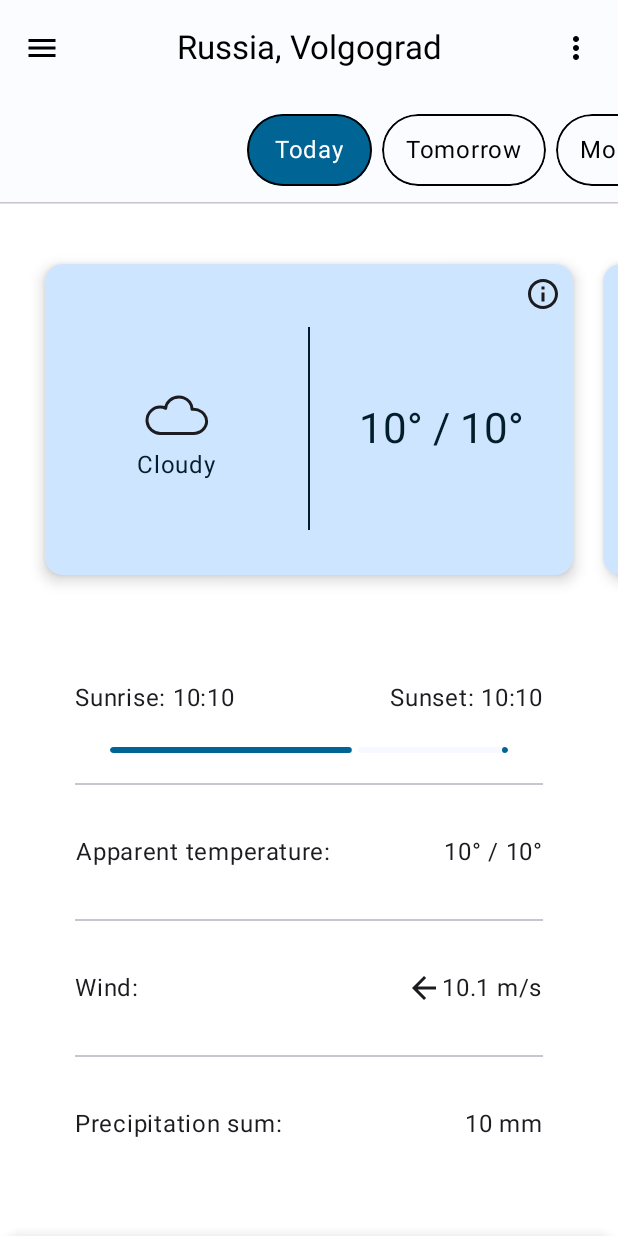
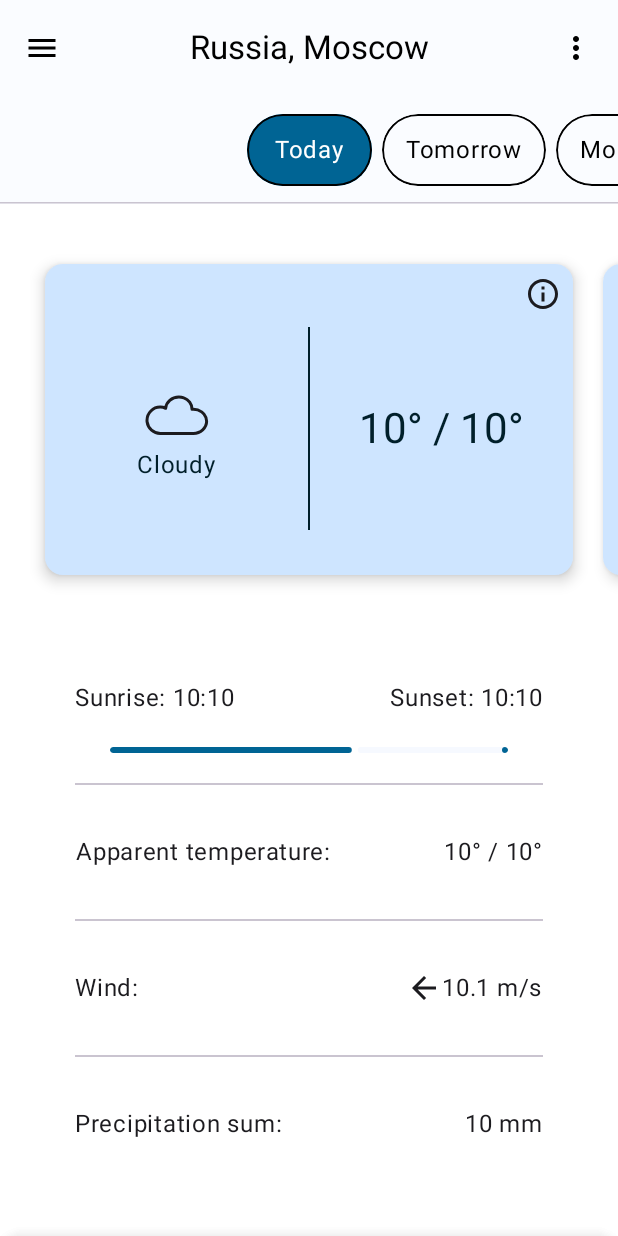
Before and after one commit to dmitLu99/ComposeWeatherApp, an Android app built with Jetpack Compose: the screen it shows after launch (MainActivity), on a phone screen of 412 x 824 dp. Run offline under Robolectric (Android 15) with nearby library versions, the phone set to English and light mode, and no system bars; our stand-ins replace accompanist.

Commit message:
добавлена возможность изменять локацию

```diff
--- /dev/null
+++ b/app/src/main/java/com/loodmeet/weatherapp/core/models/Location.kt
@@ -0,0 +1,26 @@
+package com.loodmeet.weatherapp.core.models
+
+import com.dmitLugg.weatherapp.R
+
+open class Location private constructor(
+    open val cityResId: Int,
+    open val countryResId: Int,
+    open val latitude: Double,
+    open val longitude: Double
+) : Named {
+
+    override val nameResId: Int
+        get() = cityResId
+
+    object Moscow : Location(R.string.city_moscow, R.string.country_russia, 55.75,37.62)
+    object Volgograd : Location(R.string.city_volgograd, R.string.country_russia, 48.72, 44.50)
+    object Berlin : Location(R.string.city_berlin, R.string.country_germany, 52.52,13.41)
+    object London : Location(R.string.city_london, R.string.country_england, 51.51, -0.13)
+    object Washington : Location(R.string.city_washington, R.string.country_usa, 38.90, -77.04)
+
+    companion object {
+        fun getList() = listOf(
+            Moscow, Volgograd, Berlin, London, Washington
+        )
+    }
+}
--- a/app/src/main/java/com/loodmeet/weatherapp/domain/FetchWeatherUseCase.kt
+++ b/app/src/main/java/com/loodmeet/weatherapp/domain/FetchWeatherUseCase.kt
@@ -5,6 +5,9 @@ import com.loodmeet.weatherapp.core.models.MeasurementUnit
 import com.loodmeet.weatherapp.core.models.MeasurementUnitsSet
 import com.loodmeet.weatherapp.ui.models.HourlyWeather
 import com.loodmeet.weatherapp.ui.models.Weather
+import kotlinx.coroutines.Dispatchers
+import kotlinx.coroutines.delay
+import kotlinx.coroutines.withContext
 import javax.inject.Inject
 
 class FetchWeatherUseCase @Inject constructor() {
@@ -18,8 +21,16 @@ class FetchWeatherUseCase @Inject constructor() {
         )
     }
 
-    suspend fun fetchWeather(measurementUnitsSet: MeasurementUnitsSet): Weather {
-        return  Weather(
+    suspend fun fetchWeather(measurementUnitsSet: MeasurementUnitsSet): List<Weather> =
+        withContext(Dispatchers.IO) {
+            delay(0)
+            return@withContext List(size = 7) { index ->
+                Weather(
+                    date = when (index) {
+                        0 -> "Today"
+                        1 -> "Tomorrow"
+                        else -> "Mon, 4 Sep"
+                    },
                     descriptionResId = R.string.cloudy,
                     iconResId = R.drawable.ic_sky_32,
                     temperatureMax = 10,
@@ -36,3 +47,4 @@ class FetchWeatherUseCase @Inject constructor() {
                 )
             }
         }
+}
--- a/app/src/main/java/com/loodmeet/weatherapp/ui/activity/MainActivity.kt
+++ b/app/src/main/java/com/loodmeet/weatherapp/ui/activity/MainActivity.kt
@@ -1,9 +1,11 @@
 package com.loodmeet.weatherapp.ui.activity
 
+import android.annotation.SuppressLint
 import android.os.Bundle
 import androidx.activity.ComponentActivity
 import androidx.activity.compose.setContent
 import androidx.lifecycle.viewmodel.compose.viewModel
+import com.loodmeet.weatherapp.core.utils.Config
 import com.loodmeet.weatherapp.di.MainActivityComponent
 import com.loodmeet.weatherapp.ui.navigation.AppNavHost
 import com.loodmeet.weatherapp.ui.theme.ComposeWeatherAppTheme
@@ -18,14 +20,21 @@ class MainActivity : ComponentActivity() {
 
     @Inject
     internal lateinit var mainScreenViewModelFactory: MainScreenViewModel.Factory
+
+    @SuppressLint("CoroutineCreationDuringComposition")
     override fun onCreate(savedInstanceState: Bundle?) {
         super.onCreate(savedInstanceState)
 
         setContent {
+            Config.LOG.logDebug("1")
             componentViewModel = viewModel()
             component = componentViewModel.getDaggerComponent()
             component.inject(this)
+            Config.LOG.logDebug("2")
+
             ComposeWeatherAppTheme {
+                Config.LOG.logDebug("3")
+
                 AppNavHost(mainScreenViewModelFactory = mainScreenViewModelFactory)
             }
         }
--- a/app/src/main/java/com/loodmeet/weatherapp/ui/main_screen/MainScreen.kt
+++ b/app/src/main/java/com/loodmeet/weatherapp/ui/main_screen/MainScreen.kt
@@ -34,6 +34,7 @@ import com.loodmeet.weatherapp.ui.models.MainScreenTabItem
 import com.loodmeet.weatherapp.ui.veiw_models.MainScreenViewModel
 import androidx.lifecycle.viewmodel.compose.viewModel
 import androidx.compose.ui.Alignment
+import com.loodmeet.weatherapp.core.models.Location
 import com.loodmeet.weatherapp.ui.models.Weather
 
 @Preview
@@ -41,12 +42,12 @@ import com.loodmeet.weatherapp.ui.models.Weather
 fun MainScreen(viewModel: MainScreenViewModel = viewModel()) {
 
     if (viewModel.isLoading.value) {
-        if (viewModel.weatherData.value == null) {
+        if (viewModel.weatherData.value.isEmpty()) {
             viewModel.fetchWeather()
         }
         Init()
     } else {
-        MainView(weather = viewModel.weatherData.value!!)
+        MainView(weatherList = viewModel.weatherData.value)
     }
 }
 
@@ -65,17 +66,17 @@ fun Init() = with(MaterialTheme.colorScheme) {
 
 @OptIn(ExperimentalMaterialApi::class)
 @Composable
-fun MainView(viewModel: MainScreenViewModel = viewModel(), weather: Weather) =
+fun MainView(viewModel: MainScreenViewModel = viewModel(), weatherList: List<Weather>) =
     with(MaterialTheme.colorScheme) {
 
         val tabs = listOf(
-            MainScreenTabItem("Today") { WeatherScreen(weather) },
-            MainScreenTabItem("Tomorrow") { WeatherScreen(weather) },
-            MainScreenTabItem("Mon, 3 Feb") { WeatherScreen(weather) },
-            MainScreenTabItem("Mon, 3 Feb") { WeatherScreen(weather) },
-            MainScreenTabItem("Mon, 3 Feb") { WeatherScreen(weather) },
-            MainScreenTabItem("Mon, 3 Feb") { WeatherScreen(weather) },
-            MainScreenTabItem("Mon, 3 Feb") { WeatherScreen(weather) },
+            MainScreenTabItem(weatherList[0].date) { WeatherScreen(weatherList[0]) },
+            MainScreenTabItem(weatherList[1].date) { WeatherScreen(weatherList[1]) },
+            MainScreenTabItem(weatherList[2].date) { WeatherScreen(weatherList[2]) },
+            MainScreenTabItem(weatherList[3].date) { WeatherScreen(weatherList[3]) },
+            MainScreenTabItem(weatherList[4].date) { WeatherScreen(weatherList[4]) },
+            MainScreenTabItem(weatherList[5].date) { WeatherScreen(weatherList[5]) },
+            MainScreenTabItem(weatherList[6].date) { WeatherScreen(weatherList[6]) },
         )
 
         val scope = rememberCoroutineScope()
@@ -87,12 +88,12 @@ fun MainView(viewModel: MainScreenViewModel = viewModel(), weather: Weather) =
             initialValue = ModalBottomSheetValue.Hidden, skipHalfExpanded = true
         )
 
-        var unitItems by remember {
+        var bottomSheetItems by remember {
             mutableStateOf(listOf<BottomSheetListItem>())
         }
 
         val bottomSheetListItemOnClick: (items: List<BottomSheetListItem>) -> Unit = { items ->
-            unitItems = items
+            bottomSheetItems = items
             scope.apply {
                 launch { modalBottomSheetState.hide() }
                 launch { mainModalBottomSheetState.show() }
@@ -108,10 +109,22 @@ fun MainView(viewModel: MainScreenViewModel = viewModel(), weather: Weather) =
                 launch { scaffoldState.snackbarHostState.showSnackbar(savedText, closeText) }
             }
         }
+        var selectedLocation = viewModel.fetchCurrentLocation()
+
         val selectedUnitsSet = viewModel.fetchCurrentMeasurementUnitsSet()
         var selectedTemperature = selectedUnitsSet.temperatureUnit
         var selectedWindSpeed = selectedUnitsSet.windSpeedUnit
         var selectedPrecipitation = selectedUnitsSet.precipitationUnit
+
+        val locationItems = mapToBottomSheetListItem(
+            items = viewModel.fetchLocationList(),
+            onClick = topNamedItemsOnClick,
+            isClicked = { item -> item == selectedLocation },
+            onSelect = { item ->
+                selectedLocation = item
+                viewModel.changeLocation(item)
+            }
+        )
 
         val temperatureItems = mapToBottomSheetListItem(
             items = listOf(
@@ -164,7 +177,9 @@ fun MainView(viewModel: MainScreenViewModel = viewModel(), weather: Weather) =
         )
 
         val topItems = listOf(
-            BottomSheetListItem.ImagedBottomSheetListItem.LocationItem {}
+            BottomSheetListItem.ImagedBottomSheetListItem.LocationItem {
+                bottomSheetListItemOnClick(locationItems)
+            }
         )
 
         val bottomItems = listOf(
@@ -183,7 +198,12 @@ fun MainView(viewModel: MainScreenViewModel = viewModel(), weather: Weather) =
 
         ModalBottomSheetLayout(
             sheetBackgroundColor = background,
-            sheetContent = { BottomSheetContent(topItems = unitItems, showDragHandle = true) },
+            sheetContent = {
+                BottomSheetContent(
+                    topItems = bottomSheetItems,
+                    showDragHandle = true
+                )
+            },
             sheetShape = roundedShape,
             sheetState = mainModalBottomSheetState
         ) {
@@ -200,7 +220,7 @@ fun MainView(viewModel: MainScreenViewModel = viewModel(), weather: Weather) =
             ) {
                 Scaffold(
                     topBar = {
-                        TopAppBar {
+                        TopAppBar(location = selectedLocation) {
                             scope.launch {
                                 modalBottomSheetState.apply { if (isVisible) hide() else show() }
                             }
@@ -212,12 +232,11 @@ fun MainView(viewModel: MainScreenViewModel = viewModel(), weather: Weather) =
                 }
             }
         }
-//    }
     }
 
 @OptIn(ExperimentalMaterial3Api::class)
 @Composable
-fun TopAppBar(moreButtonOnClick: () -> Unit = {}) = with(MaterialTheme.colorScheme) {
+fun TopAppBar(location: Location, moreButtonOnClick: () -> Unit = {},) = with(MaterialTheme.colorScheme) {
 
     CenterAlignedTopAppBar(
         colors = TopAppBarDefaults.topAppBarColors(
@@ -226,7 +245,7 @@ fun TopAppBar(moreButtonOnClick: () -> Unit = {}) = with(MaterialTheme.colorSche
         ),
         title = {
             Text(
-                "${stringResource(R.string.country_russia)}, ${stringResource(R.string.city_volgograd)}",
+                "${stringResource(location.countryResId)}, ${stringResource(location.cityResId)}",
                 maxLines = 1,
                 overflow = TextOverflow.Ellipsis
             )
@@ -305,7 +324,6 @@ fun TabItem(
             selected = pagerState.currentPage == index,
             onClick = {
                 scope.launch {
-//                            val spring = spring<Float>(stiffness = Spring.StiffnessVeryLow)
                     pagerState.animateScrollToPage(
                         page = index, pageOffset = pagerState.currentPageOffset
                     )
--- a/app/src/main/java/com/loodmeet/weatherapp/ui/models/Weather.kt
+++ b/app/src/main/java/com/loodmeet/weatherapp/ui/models/Weather.kt
@@ -1,9 +1,9 @@
 package com.loodmeet.weatherapp.ui.models
 
-import com.loodmeet.weatherapp.core.models.MeasurementUnit
 import com.loodmeet.weatherapp.core.models.MeasurementUnitsSet
 
 data class Weather(
+    val date: String,
     val descriptionResId: Int,
     val iconResId: Int,
     val temperatureMax: Int,
--- a/app/src/main/java/com/loodmeet/weatherapp/ui/veiw_models/MainActivityComponentViewModel.kt
+++ b/app/src/main/java/com/loodmeet/weatherapp/ui/veiw_models/MainActivityComponentViewModel.kt
@@ -5,6 +5,7 @@ import com.loodmeet.weatherapp.di.DaggerMainActivityComponent
 
 class MainActivityComponentViewModel : ViewModel() {
 
+
     private val component = DaggerMainActivityComponent.create()
     fun getDaggerComponent() = component!!
 }
--- a/app/src/main/java/com/loodmeet/weatherapp/ui/veiw_models/MainScreenViewModel.kt
+++ b/app/src/main/java/com/loodmeet/weatherapp/ui/veiw_models/MainScreenViewModel.kt
@@ -4,36 +4,49 @@ import androidx.compose.runtime.mutableStateOf
 import androidx.lifecycle.ViewModel
 import androidx.lifecycle.ViewModelProvider
 import androidx.lifecycle.viewModelScope
-import com.loodmeet.weatherapp.core.models.MeasurementUnit
+import com.loodmeet.weatherapp.core.models.Location
 import com.loodmeet.weatherapp.core.models.MeasurementUnitsSet
-import com.loodmeet.weatherapp.core.utils.Config
 import com.loodmeet.weatherapp.domain.FetchWeatherUseCase
 import com.loodmeet.weatherapp.ui.models.Weather
-import kotlinx.coroutines.delay
 import kotlinx.coroutines.launch
 import javax.inject.Inject
 
 class MainScreenViewModel(private val fetchWeatherUseCase: FetchWeatherUseCase) : ViewModel() {
 
-    var weatherData = mutableStateOf<Weather?>(null)
-    var isLoading = mutableStateOf<Boolean>(true)
-    var measurementUnitsSet = MeasurementUnitsSet()
+    var weatherData = mutableStateOf<List<Weather>>(listOf())
+    var isLoading = mutableStateOf(true)
+    private var measurementUnitsSet = MeasurementUnitsSet()
+    private lateinit var location: Location
+
+    init {
+        location = Location.Moscow
+    }
     fun fetchWeather() {
         viewModelScope.launch {
             isLoading.value = true
-            delay(500)
             weatherData.value = fetchWeatherUseCase.fetchWeather(measurementUnitsSet)
             isLoading.value = false
         }
     }
 
     fun fetchCurrentMeasurementUnitsSet(): MeasurementUnitsSet {
-        Config.LOG.logDebug(measurementUnitsSet.toString())
         return measurementUnitsSet
     }
     fun changeMeasurementUnitsSet(set: MeasurementUnitsSet) {
         measurementUnitsSet = set
         fetchWeather()
+    }
+    fun fetchCurrentLocation(): Location {
+        return location
+    }
+
+    fun changeLocation(location: Location) {
+        this.location = location
+        fetchWeather()
+    }
+
+    fun fetchLocationList(): List<Location> {
+        return Location.getList()
     }
 
     class Factory @Inject constructor(
@@ -47,3 +60,6 @@ class MainScreenViewModel(private val fetchWeatherUseCase: FetchWeatherUseCase)
         }
     }
 }
+
+fun main() {
+}
--- a/app/src/main/res/values/strings.xml
+++ b/app/src/main/res/values/strings.xml
@@ -1,5 +1,5 @@
 <resources>
-    <string name="app_name">ComposeWeatherApp</string>
+    <string name="app_name">Compose Weather App</string>
     <string name="on_this_week">On This Week</string>
     <string name="today">Today</string>
     <string name="week">Week</string>
@@ -21,12 +21,22 @@
     <string name="units_of_measurement">Units of measurement</string>
 
     <string name="settings">Settings</string>
-    <string name="location">Location</string>
+    <string name="location">City</string>
     <string name="saved">Saved</string>
     <string name="close">Close</string>
 
     <string name="country_russia">Russia</string>
+    <string name="city_moscow">Moscow</string>
     <string name="city_volgograd">Volgograd</string>
+
+    <string name="country_england">England</string>
+    <string name="city_london">London</string>
+
+    <string name="country_usa">USA</string>
+    <string name="city_washington">Washington</string>
+
+    <string name="country_germany">Germany</string>
+    <string name="city_berlin">Berlin</string>
 
     <string name="temperature_unit">Temperature unit</string>
     <string name="precipitation_unit">Precipitation unit</string>
```
Lines whose indentation alone changed are shown as unchanged.
